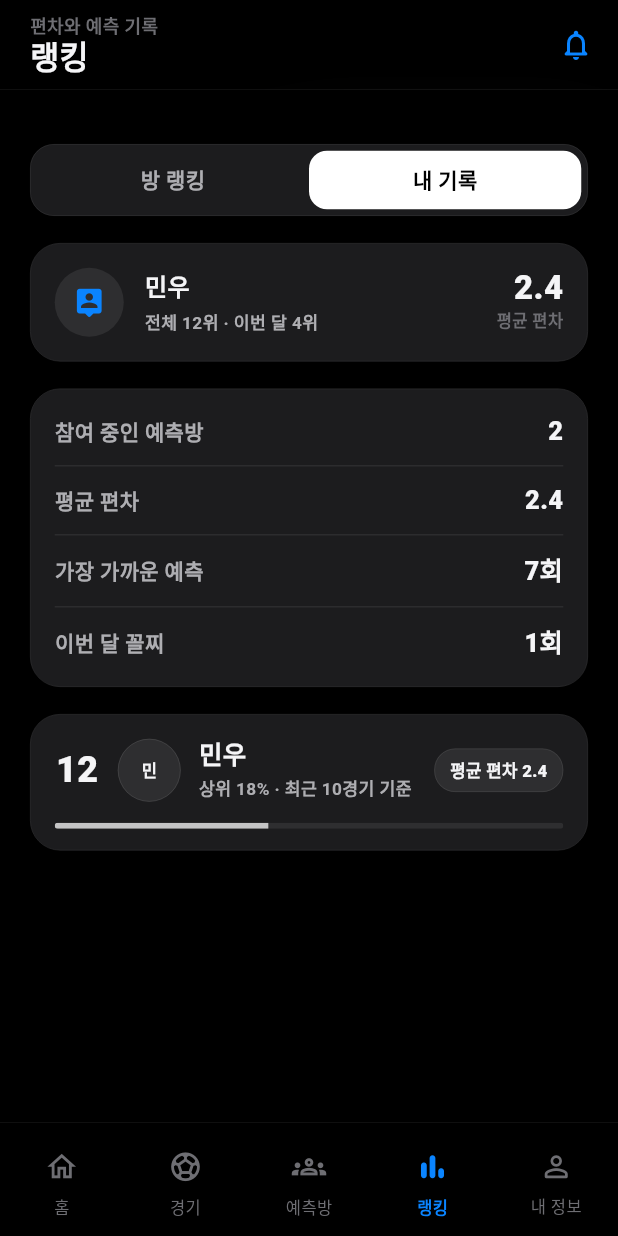
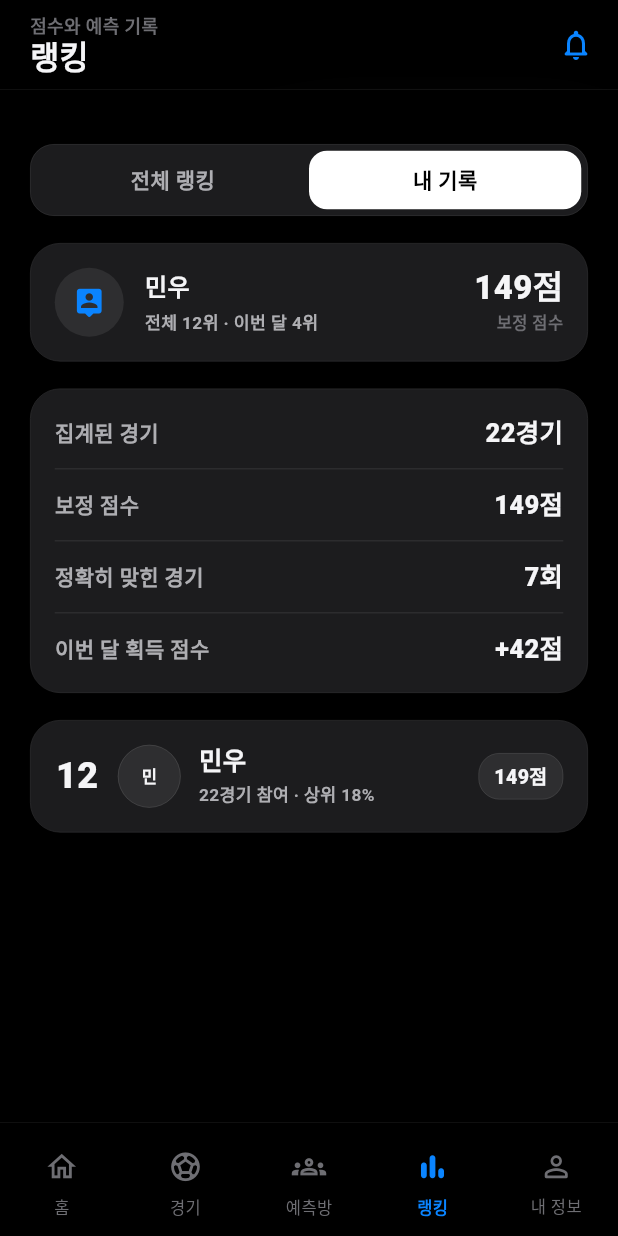
Before and after one commit to Scoee-Team/Scoee-Frontend, a Flutter app: the RankingScreen screen opened by its route, after a tap on "내 기록", on a phone screen of 412 x 824 dp. Run offline on Flutter 3.47's test engine with Material 3 defaults, Android fonts, the phone set to English and light mode, and no system bars; our stand-ins replace dio, flutter_riverpod, go_router, google_fonts.

Commit message:
fix: 랭킹 페이지 수정 #1

```diff
--- a/lib/features/rankings/presentation/screen/ranking_screen.dart
+++ b/lib/features/rankings/presentation/screen/ranking_screen.dart
@@ -10,44 +10,44 @@ class RankingScreen extends StatefulWidget {
 }
 
 class _RankingScreenState extends State<RankingScreen> {
-  var _tab = _RankingTab.room;
+  var _tab = _RankingTab.overall;
 
-  static const _roomRows = [
+  static const _overallRows = [
     _RankingItem(
       rank: 1,
       name: '지훈',
-      headline: '총 편차 1',
-      meta: '4경기 예측 · 가장 가까운 예측',
+      headline: '184점',
+      meta: '28경기 참여 · 적중 보너스 9회',
       marker: '지',
     ),
     _RankingItem(
       rank: 2,
       name: '현아',
-      headline: '총 편차 3',
-      meta: '4경기 예측 · 평균 편차 0.8',
+      headline: '171점',
+      meta: '24경기 참여 · 참여 가중치 반영',
       marker: '현',
     ),
     _RankingItem(
       rank: 3,
       name: '상혁',
-      headline: '총 편차 3',
-      meta: '4경기 예측 · 동률',
+      headline: '166점',
+      meta: '31경기 참여 · 꾸준한 예측',
       marker: '상',
     ),
     _RankingItem(
       rank: 4,
       name: '민우',
-      headline: '총 편차 8',
-      meta: '오늘의 꼴찌',
+      headline: '149점',
+      meta: '22경기 참여 · 최근 5경기 +18점',
       marker: '민',
     ),
   ];
 
   static const _myRows = [
-    _MetricItem(label: '참여 중인 예측방', value: '2'),
-    _MetricItem(label: '평균 편차', value: '2.4'),
-    _MetricItem(label: '가장 가까운 예측', value: '7회'),
-    _MetricItem(label: '이번 달 꼴찌', value: '1회'),
+    _MetricItem(label: '집계된 경기', value: '22경기'),
+    _MetricItem(label: '보정 점수', value: '149점'),
+    _MetricItem(label: '정확히 맞힌 경기', value: '7회'),
+    _MetricItem(label: '이번 달 획득 점수', value: '+42점'),
   ];
 
   @override
@@ -64,15 +64,15 @@ class _RankingScreenState extends State<RankingScreen> {
                 onChanged: (tab) => setState(() => _tab = tab),
               ),
               const SizedBox(height: 18),
-              if (_tab == _RankingTab.room)
-                const _RoomRankingPanel(rows: _roomRows)
+              if (_tab == _RankingTab.overall)
+                const _OverallRankingPanel(rows: _overallRows)
               else
                 const _MyRankingPanel(metrics: _myRows),
             ],
           ),
           const FigmaTopBar(
             title: '랭킹',
-            subtitle: '편차와 예측 기록',
+            subtitle: '점수와 예측 기록',
             centerTitle: false,
           ),
         ],
@@ -104,9 +104,9 @@ class _RankingFilterBar extends StatelessWidget {
         children: [
           Expanded(
             child: _FilterSegment(
-              label: '방 랭킹',
-              active: selected == _RankingTab.room,
-              onTap: () => onChanged(_RankingTab.room),
+              label: '전체 랭킹',
+              active: selected == _RankingTab.overall,
+              onTap: () => onChanged(_RankingTab.overall),
             ),
           ),
           Expanded(
@@ -158,8 +158,8 @@ class _FilterSegment extends StatelessWidget {
   }
 }
 
-class _RoomRankingPanel extends StatelessWidget {
-  const _RoomRankingPanel({required this.rows});
+class _OverallRankingPanel extends StatelessWidget {
+  const _OverallRankingPanel({required this.rows});
 
   final List<_RankingItem> rows;
 
@@ -168,10 +168,10 @@ class _RoomRankingPanel extends StatelessWidget {
     return Column(
       children: [
         const _SummaryCard(
-          title: '주말 프리미어리그 예측방',
-          meta: '4경기 반영 · 편차 낮을수록 정확해요',
-          value: '1점',
-          valueLabel: '최저 편차',
+          title: '전체 사용자 랭킹',
+          meta: '100점 시작 · 적중 보너스와 참여 경기 수 보정 반영',
+          value: '184점',
+          valueLabel: '1위 점수',
           icon: Icons.leaderboard_rounded,
         ),
         const SizedBox(height: 18),
@@ -208,8 +208,8 @@ class _MyRankingPanel extends StatelessWidget {
         const _SummaryCard(
           title: '민우',
           meta: '전체 12위 · 이번 달 4위',
-          value: '2.4',
-          valueLabel: '평균 편차',
+          value: '149점',
+          valueLabel: '보정 점수',
           icon: Icons.person_pin_rounded,
         ),
         const SizedBox(height: 18),
@@ -231,8 +231,8 @@ class _MyRankingPanel extends StatelessWidget {
           item: _RankingItem(
             rank: 12,
             name: '민우',
-            headline: '평균 편차 2.4',
-            meta: '상위 18% · 최근 10경기 기준',
+            headline: '149점',
+            meta: '22경기 참여 · 상위 18%',
             marker: '민',
           ),
         ),
@@ -329,20 +329,11 @@ class _RankingTile extends StatelessWidget {
 
   @override
   Widget build(BuildContext context) {
-    final progress = switch (item.rank) {
-      1 => 0.92,
-      2 => 0.74,
-      3 => 0.62,
-      _ => 0.42,
-    };
-
     return FigmaCard(
       color: FigmaColors.cardAlt,
-      padding: const EdgeInsets.fromLTRB(16, 16, 16, 14),
+      padding: const EdgeInsets.all(16),
       borderColor: FigmaColors.border,
-      child: Column(
-        children: [
-          Row(
+      child: Row(
         children: [
           _RankBadge(rank: item.rank),
           const SizedBox(width: 12),
@@ -369,21 +360,7 @@ class _RankingTile extends StatelessWidget {
             ),
           ),
           const SizedBox(width: 12),
-              _DeviationBadge(text: item.headline),
-            ],
-          ),
-          const SizedBox(height: 14),
-          ClipRRect(
-            borderRadius: BorderRadius.circular(999),
-            child: LinearProgressIndicator(
-              value: progress,
-              minHeight: 4,
-              backgroundColor: Colors.white.withValues(alpha: 0.08),
-              valueColor: AlwaysStoppedAnimation(
-                Colors.white.withValues(alpha: 0.72),
-              ),
-            ),
-          ),
+          _ScoreBadge(text: item.headline),
         ],
       ),
     );
@@ -413,8 +390,8 @@ class _RankBadge extends StatelessWidget {
   }
 }
 
-class _DeviationBadge extends StatelessWidget {
-  const _DeviationBadge({required this.text});
+class _ScoreBadge extends StatelessWidget {
+  const _ScoreBadge({required this.text});
 
   final String text;
 
@@ -504,4 +481,4 @@ class _MetricItem {
   final String value;
 }
 
-enum _RankingTab { room, mine }
+enum _RankingTab { overall, mine }
```
Lines whose indentation alone changed are shown as unchanged.
